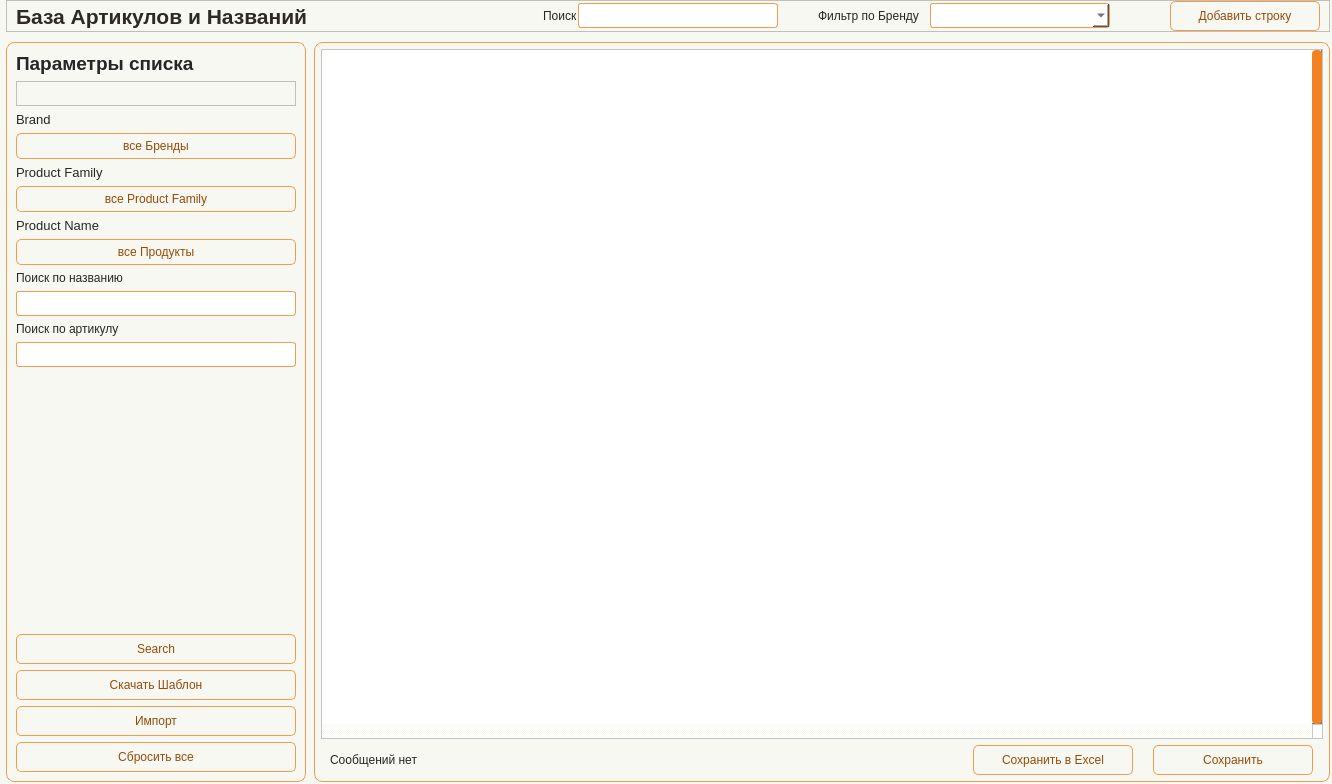
The window that app/ui/windows/prod_articles.ui (Masik84/Procurement_app) describes before a commit, drawn with Qt 5.
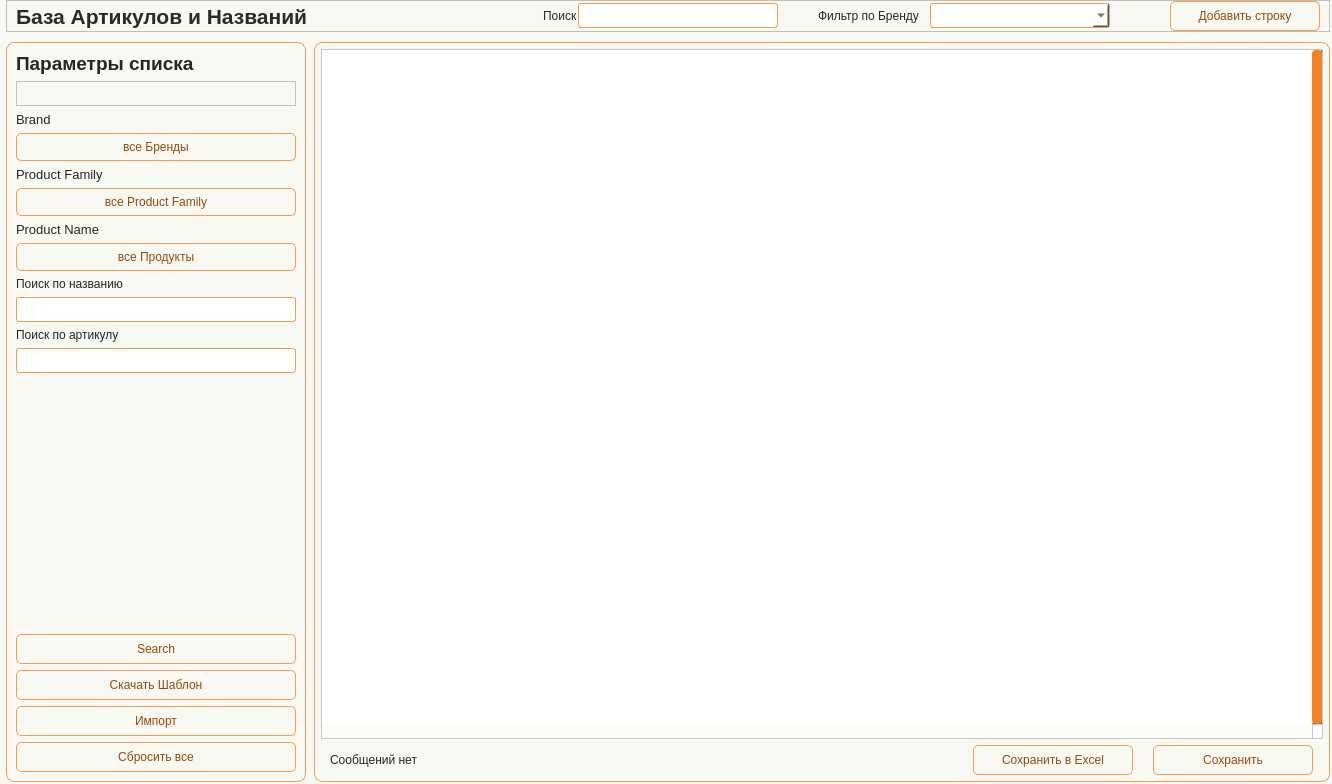
The same window after the commit. Icons and pictures are not drawn.

Diff of the .ui file:
```diff
--- a/app/ui/windows/prod_articles.ui
+++ b/app/ui/windows/prod_articles.ui
@@ -413,13 +413,13 @@
               <property name="minimumSize">
                <size>
                 <width>0</width>
-                <height>26</height>
+                <height>28</height>
                </size>
               </property>
               <property name="maximumSize">
                <size>
                 <width>16777215</width>
-                <height>26</height>
+                <height>16777215</height>
                </size>
               </property>
               <property name="text">
@@ -447,13 +447,13 @@
               <property name="minimumSize">
                <size>
                 <width>0</width>
-                <height>26</height>
+                <height>28</height>
                </size>
               </property>
               <property name="maximumSize">
                <size>
                 <width>16777215</width>
-                <height>26</height>
+                <height>16777215</height>
                </size>
               </property>
               <property name="text">
@@ -481,13 +481,13 @@
               <property name="minimumSize">
                <size>
                 <width>0</width>
-                <height>26</height>
+                <height>28</height>
                </size>
               </property>
               <property name="maximumSize">
                <size>
                 <width>16777215</width>
-                <height>26</height>
+                <height>16777215</height>
                </size>
               </property>
               <property name="text">
```
